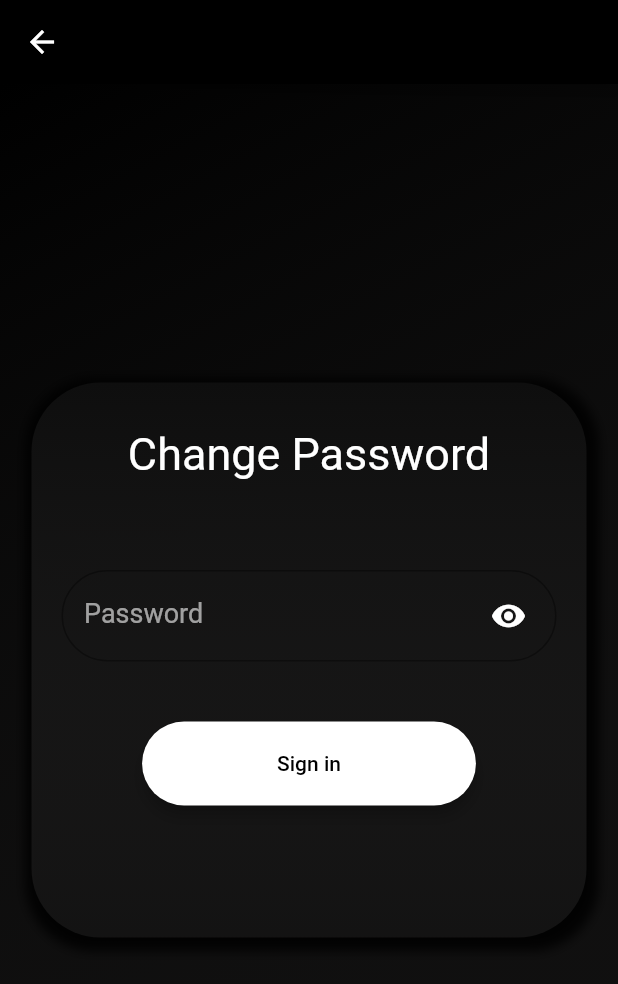
After one commit to AmTeja/SchattyApp, a Flutter app: the EditProfile screen opened directly, after a tap on "Change Password", on a phone screen of 412 x 824 dp. The commit adds this screen. Shown: the top 984 px of the screen. Run offline on Flutter 3.47's test engine with Material 2 defaults, Android fonts, the phone set to English and light mode, and no system bars; our stand-ins replace animated_text_kit, cached_network_image, cloud_firestore, firebase_auth, firebase_messaging, firebase_storage and 5 more; missing offline and left inert: pointycastle, rsa_encrypt; accounts and stored records are empty.

Commit message:
Commit-13/6/2020 Look in changelog.

```diff
--- a/lib/services/AuthenticationManagement.dart
+++ b/lib/services/AuthenticationManagement.dart
@@ -39,7 +39,6 @@ class AuthMethods {
       final AuthCredential authCredential = GoogleAuthProvider.getCredential(
           idToken: googleSignInAuthentication.idToken,
           accessToken: googleSignInAuthentication.accessToken);
-
       final AuthResult authResult =
       await _auth.signInWithCredential(authCredential);
       final FirebaseUser user = authResult.user;
@@ -87,7 +86,7 @@ class AuthMethods {
   }
 
   void signOutGoogle() async {
-    await googleSignIn.signOut();
+    await googleSignIn.disconnect();
     print("User Signed Out");
   }
 }
--- /dev/null
+++ b/lib/views/Authenticate/ChangePassword.dart
@@ -0,0 +1,240 @@
+import 'package:firebase_auth/firebase_auth.dart';
+import 'package:flutter/material.dart';
+import 'package:schatty/services/AuthenticationManagement.dart';
+import 'package:schatty/widgets/widget.dart';
+
+class ChangePassword extends StatefulWidget {
+  @override
+  _ChangePasswordState createState() => _ChangePasswordState();
+}
+
+class _ChangePasswordState extends State<ChangePassword> {
+  bool hidePassword = true;
+  bool passwordReset = false;
+  String error;
+
+  TextEditingController passwordTEC = new TextEditingController();
+  final formKey = GlobalKey<FormState>();
+
+  changePassword() async {
+    print("called");
+    try {
+      if (formKey.currentState.validate()) {
+        FirebaseUser user = await FirebaseAuth.instance.currentUser();
+        user.updatePassword(passwordTEC.text).then((val) {
+          setState(() {
+            passwordReset = true;
+          });
+        }).catchError((err) {
+          setState(() {
+            error = err.message;
+          });
+        });
+      }
+    } catch (e) {
+      setState(() {
+        print(error);
+        error = e.message;
+      });
+    }
+  }
+
+  Widget showAlert() {
+    if (error != null) {
+      return Container(
+        color: Colors.amberAccent,
+        width: double.infinity,
+        padding: EdgeInsets.all(8.0),
+        child: Row(
+          children: [
+            Padding(
+              padding: const EdgeInsets.only(right: 8.0),
+              child: Icon(Icons.error_outline),
+            ),
+            Expanded(
+              child: Text(
+                error,
+                maxLines: 3,
+              ),
+            ),
+            Padding(
+              padding: const EdgeInsets.only(left: 8.0),
+              child: IconButton(
+                icon: Icon(Icons.close),
+                onPressed: () {
+                  setState(() {
+                    error = null;
+                  });
+                },
+              ),
+            )
+          ],
+        ),
+      );
+    } else if (passwordReset) {
+      return Container(
+        color: Colors.teal,
+        width: double.infinity,
+        padding: EdgeInsets.all(8.0),
+        child: Row(
+          children: [
+            Padding(
+              padding: const EdgeInsets.only(right: 8.0),
+              child: Icon(Icons.verified_user),
+            ),
+            Expanded(
+              child: Text(
+                "Password changed successfully!",
+                maxLines: 3,
+              ),
+            ),
+            Padding(
+              padding: const EdgeInsets.only(left: 8.0),
+              child: IconButton(
+                icon: Icon(Icons.close),
+                onPressed: () {
+                  setState(() {
+                    passwordReset = false;
+                  });
+                },
+              ),
+            )
+          ],
+        ),
+      );
+    }
+    return SizedBox(
+      height: 0,
+    );
+  }
+
+  @override
+  Widget build(BuildContext context) {
+    return Scaffold(
+      backgroundColor: Colors.black,
+      appBar: AppBar(
+        backgroundColor: Colors.black,
+      ),
+      body: GestureDetector(
+        onTap: () {
+          FocusScope.of(context).unfocus();
+        },
+        child: Container(
+          decoration: BoxDecoration(
+              gradient: LinearGradient(
+            colors: [
+              Color.fromARGB(255, 0, 0, 0),
+              Color.fromARGB(100, 39, 38, 38)
+            ],
+            begin: Alignment.topLeft,
+            end: Alignment.bottomRight,
+          )),
+          child: Center(
+            child: Container(
+              height: 370,
+              width: 370,
+              decoration: BoxDecoration(
+                boxShadow: [
+                  new BoxShadow(
+                      color: Color.fromARGB(217, 0, 0, 0),
+                      offset: new Offset(2, 3),
+                      blurRadius: 5,
+                      spreadRadius: 6)
+                ],
+                borderRadius: BorderRadius.circular(46),
+                gradient: LinearGradient(
+                  colors: [
+                    Color.fromARGB(255, 14, 14, 14),
+                    Color.fromARGB(100, 46, 45, 45)
+                  ],
+                  begin: Alignment.topCenter,
+                  end: Alignment.bottomCenter,
+                ),
+              ),
+              child: ListView(
+                children: [
+                  Column(
+                    mainAxisAlignment: MainAxisAlignment.start,
+                    children: [
+                      Padding(
+                        padding: const EdgeInsets.only(top: 30),
+                        child: Text(
+                          "Change Password",
+                          style: TextStyle(fontSize: 30, color: Colors.white),
+                        ),
+                      ),
+                      SizedBox(
+                        height: 20,
+                      ),
+                      showAlert(),
+                      SizedBox(
+                        height: 40,
+                      ),
+                      Column(
+                        mainAxisAlignment: MainAxisAlignment.center,
+                        mainAxisSize: MainAxisSize.min,
+                        children: [
+                          Form(
+                            key: formKey,
+                            child: Padding(
+                              padding:
+                                  const EdgeInsets.symmetric(horizontal: 20.0),
+                              child: TextFormField(
+                                  obscureText: hidePassword,
+                                  validator: PasswordValidator.validate,
+                                  controller: passwordTEC,
+                                  style: simpleTextStyle(),
+                                  decoration: new InputDecoration(
+                                      suffixIcon: IconButton(
+                                        onPressed: () {
+                                          setState(() {
+                                            hidePassword = !hidePassword;
+                                          });
+                                        },
+                                        icon: Icon(Icons.remove_red_eye),
+                                        color: Colors.white,
+                                        padding: EdgeInsets.symmetric(
+                                            vertical: 10, horizontal: 20),
+                                      ),
+                                      contentPadding: EdgeInsets.only(
+                                          left: 15, top: 20, bottom: 20),
+                                      labelText: "Password",
+                                      labelStyle: TextStyle(
+                                          color: Colors.white60, fontSize: 18),
+                                      border: new OutlineInputBorder(
+                                        borderSide:
+                                            BorderSide(color: Colors.black),
+                                        borderRadius: BorderRadius.circular(40),
+                                      ))),
+                            ),
+                          ),
+                          SizedBox(
+                            height: 40,
+                          ),
+                          MaterialButton(
+                            onPressed: () {
+                              changePassword();
+                            },
+                            color: Colors.white,
+                            padding: EdgeInsets.symmetric(
+                                vertical: 20, horizontal: 90),
+                            textColor: Colors.black,
+                            splashColor: Colors.black,
+                            shape: RoundedRectangleBorder(
+                                borderRadius: BorderRadius.circular(40)),
+                            elevation: 4,
+                            child: Text("Sign in"),
+                          ),
+                        ],
+                      )
+                    ],
+                  ),
+                ],
+              ),
+            ),
+          ),
+        ),
+      ),
+    );
+  }
+}
--- a/lib/views/editProfile.dart
+++ b/lib/views/editProfile.dart
@@ -7,6 +7,7 @@ import 'package:image_cropper/image_cropper.dart';
 import 'package:image_picker/image_picker.dart';
 import 'package:schatty/helper/preferencefunctions.dart';
 import 'package:schatty/services/DatabaseManagement.dart';
+import 'package:schatty/views/Authenticate/ChangePassword.dart';
 
 class EditProfile extends StatefulWidget {
   final String username;
@@ -109,17 +110,52 @@ class _EditProfileState extends State<EditProfile> {
                 ),
               ),
             ),
+            Padding(
+              padding:
+                  const EdgeInsets.symmetric(horizontal: 120, vertical: 20),
+              child: MaterialButton(
+                padding: EdgeInsets.symmetric(vertical: 10),
+                onPressed: () {
+                  changePassword();
+                },
+                shape: RoundedRectangleBorder(
+                    borderRadius: BorderRadius.circular(40)),
+                color: Colors.white,
+                elevation: 3,
+                splashColor: Colors.black,
+                child: Row(
+                  mainAxisAlignment: MainAxisAlignment.center,
+                  children: <Widget>[
+                    Container(
+                      height: 40,
+                      child: Center(
+                        child: Text(
+                          "Change Password",
+                          style: TextStyle(color: Colors.black, fontSize: 18),
+                        ),
+                      ),
+                    ),
+                  ],
+                ),
+              ),
+            ),
           ],
         ),
       ),
     );
   }
 
+  changePassword() async {
+    Navigator.push(
+        context, MaterialPageRoute(builder: (context) => ChangePassword()));
+  }
+
   Future getImage() async {
     var tempPic = await ImagePicker.pickImage(source: ImageSource.gallery);
     File cropped;
     if (tempPic != null) {
-      cropped = await ImageCropper.cropImage(sourcePath: tempPic.path,
+      cropped = await ImageCropper.cropImage(
+          sourcePath: tempPic.path,
 //            aspectRatio: CropAspectRatio(
 //                ratioX: 1, ratioY: 1),
           compressQuality: 100,
```
Also changed, not shown: lib/services/DatabaseManagement.dart (+7 -3 lines), lib/views/Authenticate/AuthHome.dart (+25 -6 lines), lib/views/Authenticate/signin.dart (+0 -11 lines), lib/views/Authenticate/signup.dart (+6 -6 lines), lib/views/MainChatScreenInstance.dart (+7 -14 lines), lib/views/MainChatsRoom.dart (+5 -3 lines).
